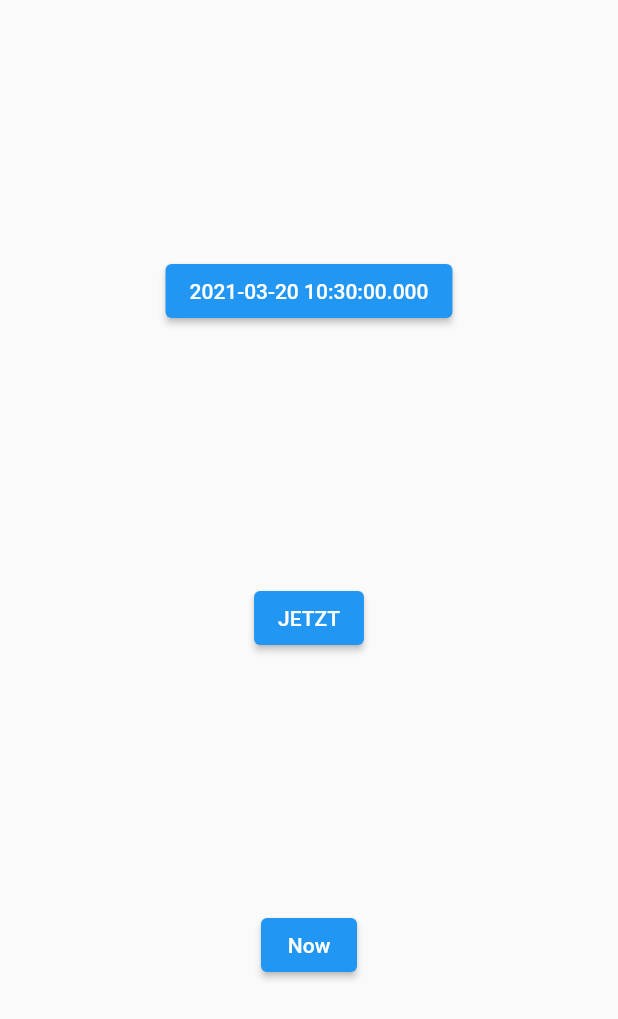
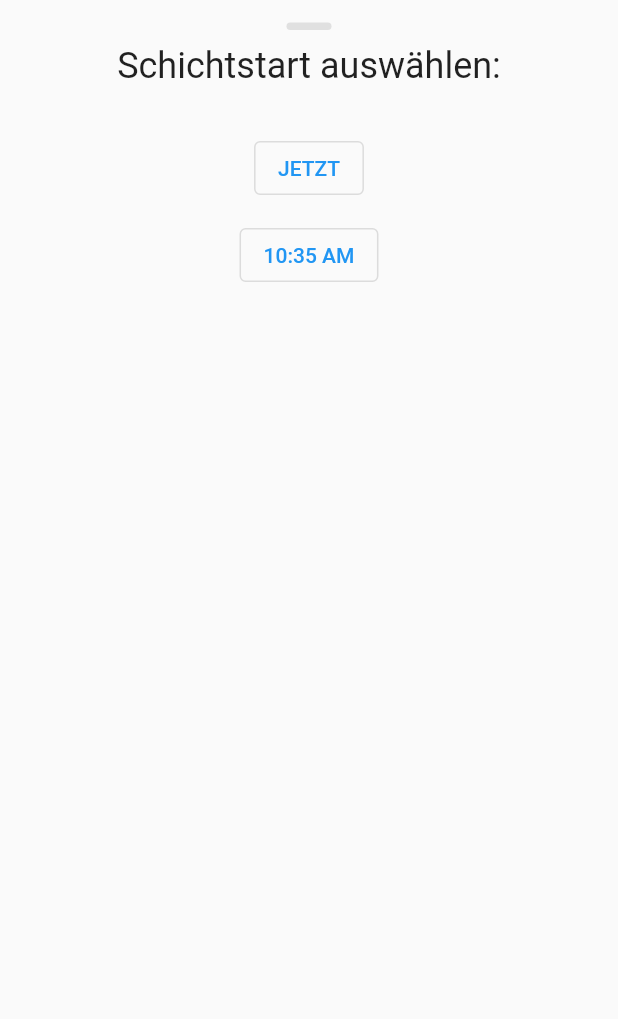
Before and after one commit to hpulst/cyclopath, a Flutter app: the BottomDrawer widget shown alone on an empty page, opened directly, on a phone screen of 412 x 824 dp. Shown: the top 1019 px of the screen. Run offline on Flutter 3.47's test engine with Material 2 defaults, Android fonts, the phone set to English and light mode, and no system bars; our stand-ins replace geolocator, google_maps_flutter; generated files the repository leaves out were written again.

Commit message:
Edit time picker

```diff
--- /dev/null
+++ b/lib/custom_widgets/bottom_drawer.dart
@@ -0,0 +1,131 @@
+import 'package:flutter/cupertino.dart';
+import 'package:flutter/material.dart';
+
+class BottomDrawer extends StatelessWidget {
+  const BottomDrawer({
+    Key key,
+    this.onVerticalDragUpdate,
+    this.onVerticalDragEnd,
+    this.leading,
+  }) : super(key: key);
+
+  final GestureDragUpdateCallback onVerticalDragUpdate;
+  final GestureDragEndCallback onVerticalDragEnd;
+  final Widget leading;
+
+  @override
+  Widget build(BuildContext context) {
+    // final theme = Theme.of(context);
+
+    return GestureDetector(
+      onVerticalDragUpdate: onVerticalDragUpdate,
+      onVerticalDragEnd: onVerticalDragEnd,
+      child: Material(
+        color: Theme.of(context).bottomSheetTheme.backgroundColor,
+        borderRadius: const BorderRadius.only(
+          topLeft: Radius.circular(12),
+          topRight: Radius.circular(12),
+        ),
+        child: SelectTime(),
+      ),
+    );
+  }
+}
+
+class SelectTime extends StatelessWidget {
+  final TimeOfDay now = TimeOfDay.now();
+  final DateTime timely =
+      DateTime.now().subtract(Duration(minutes: TimeOfDay.now().minute % 5));
+  @override
+  Widget build(BuildContext context) {
+    return Center(
+      child: ListView(
+        padding: const EdgeInsets.all(12),
+        physics: const NeverScrollableScrollPhysics(),
+        children: [
+          Column(
+            // mainAxisAlignment: MainAxisAlignment.spaceEvenly,
+            children: [
+              const SizedBox(
+                height: 3.0,
+              ),
+              Container(
+                width: 30,
+                height: 5,
+                decoration: BoxDecoration(
+                    color: Colors.grey[300],
+                    borderRadius:
+                        const BorderRadius.all(Radius.circular(12.0))),
+              ),
+              const SizedBox(height: 10),
+              Text(
+                'Schichtstart auswählen:',
+                style: Theme.of(context).textTheme.headline5,
+              ),
+              const SizedBox(height: 20),
+              // ElevatedButton(
+              //   onPressed: () {},
+              //   style: ElevatedButton.styleFrom(
+              //     padding: const EdgeInsets.all(20),
+              //     minimumSize: const Size(260, 0.0),
+              //   ),
+              //   child: Text(
+              //       '${TimeOfDay.fromDateTime(DateTime.now().subtract(Duration(minutes: TimeOfDay.now().minute % 5))).format(context)} (vor  ${now.minute % 5} Minuten)'),
+              // ),
+              const SizedBox(height: 10),
+              OutlinedButton(
+                onPressed: () {},
+                // style: ElevatedButton.styleFrom(
+                //   padding: const EdgeInsets.all(20),
+                //   minimumSize: const Size(260, 0.0),
+                // ),
+                child: const Text(
+                  'JETZT',
+                ),
+              ),
+              const SizedBox(height: 10),
+              OutlinedButton(
+                onPressed: () {},
+                // style: OutlinedButton.styleFrom(
+                //   padding: const EdgeInsets.all(20),
+                //   minimumSize: const Size(260, 0.0),
+                // ),
+                child: Text(TimeOfDay.fromDateTime(
+                  timely.add(
+                    const Duration(minutes: 5),
+                  ),
+                ).format(context)),
+              ),
+              const SizedBox(height: 10),
+              // ElevatedButton(
+              //   onPressed: () {},
+              //   style: ElevatedButton.styleFrom(
+              //     padding: const EdgeInsets.all(20),
+              //     minimumSize: const Size(260, 0.0),
+              //   ),
+              //   child: Text(TimeOfDay.fromDateTime(
+              //     timely.add(
+              //       const Duration(minutes: 10),
+              //     ),
+              //   ).format(context)),
+              // ),
+              // const SizedBox(height: 10),
+              // ElevatedButton(
+              //   onPressed: () {},
+              //   style: ElevatedButton.styleFrom(
+              //     padding: const EdgeInsets.all(20),
+              //     minimumSize: const Size(260, 0.0),
+              //   ),
+              //   child: Text(TimeOfDay.fromDateTime(
+              //     timely.add(
+              //       const Duration(minutes: 15),
+              //     ),
+              //   ).format(context)),
+              // ),
+            ],
+          ),
+        ],
+      ),
+    );
+  }
+}
--- a/lib/main.dart
+++ b/lib/main.dart
@@ -1,12 +1,10 @@
-import 'dart:async';
-
 import 'package:cyclopath/pages/login_page.dart';
 import 'package:cyclopath/theme.dart';
 import 'package:flutter/material.dart';
 
 import 'pages/map_page.dart';
 
-Future<void> main() async {
+void main() {
   runApp(MyApp());
 }
 
--- a/lib/util/bottom_drawer.dart
+++ /dev/null
@@ -1,59 +0,0 @@
-import 'package:flutter/cupertino.dart';
-import 'package:flutter/material.dart';
-
-class BottomDrawer extends StatelessWidget {
-  const BottomDrawer({
-    Key key,
-    this.onVerticalDragUpdate,
-    this.onVerticalDragEnd,
-    this.leading,
-  }) : super(key: key);
-
-  final GestureDragUpdateCallback onVerticalDragUpdate;
-  final GestureDragEndCallback onVerticalDragEnd;
-  final Widget leading;
-
-  @override
-  Widget build(BuildContext context) {
-    final theme = Theme.of(context);
-
-    return GestureDetector(
-      onVerticalDragUpdate: onVerticalDragUpdate,
-      onVerticalDragEnd: onVerticalDragEnd,
-      child: Material(
-        // color: Theme.of(context).bottomSheetTheme.backgroundColor,
-        borderRadius: const BorderRadius.only(
-          topLeft: Radius.circular(12),
-          topRight: Radius.circular(12),
-        ),
-        child: TimeOfDay(),
-      ),
-    );
-  }
-}
-
-class TimeOfDay extends StatelessWidget {
-  @override
-  Widget build(BuildContext context) {
-    return Center(
-      child: Column(
-        mainAxisAlignment: MainAxisAlignment.spaceEvenly,
-        children: [
-          ElevatedButton(
-            onPressed: () {},
-            child: Text('${DateTime.now()}'),
-            // Text('${TimeOfDay.fromDateTime(DateTime.now().subtract(Duration(minutes: (TimeOfDay.now().minute % 5)))} VOR  ${now.minute % 5} MINUTEN'),
-          ),
-          ElevatedButton(
-            onPressed: () {},
-            child: Text('JETZT'),
-          ),
-          ElevatedButton(
-            onPressed: () {},
-            child: const Text('Now'),
-          ),
-        ],
-      ),
-    );
-  }
-}
```
Also changed, not shown: lib/custom_widgets/map_card.dart (renamed from lib/util/map_card.dart, +2 -6 lines), lib/pages/login_page.dart (+14 -12 lines), lib/pages/map_page.dart (+91 -15 lines), lib/theme.dart (+13 -0 lines), lib/custom_widgets/adaptive_nav.dart (added), lib/custom_widgets/time_picker.dart (renamed from lib/util/time_picker.dart), lib/models/locations.dart (renamed from lib/src/locations.dart), lib/models/locations.g.dart (renamed from lib/src/locations.g.dart), pubspec.lock.
